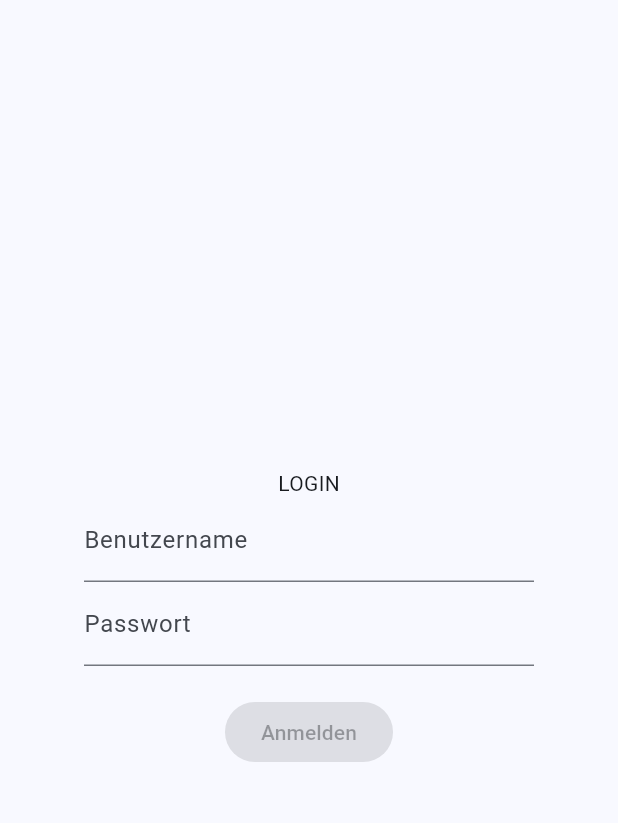
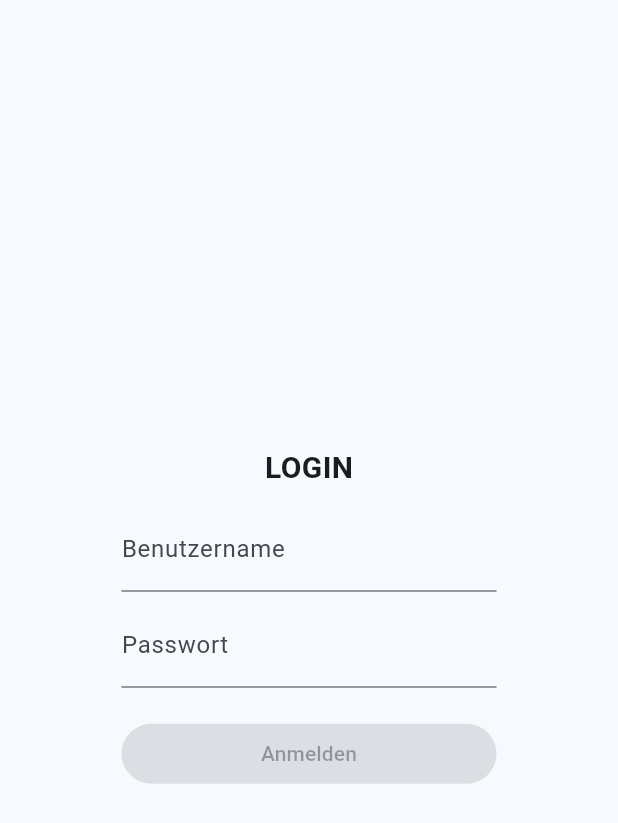
Before and after one commit to thomasalcock/302FoundFrontend, a Flutter app: the Login screen opened directly, on a phone screen of 412 x 824 dp. Shown: the top 823 px of the screen. Run offline on Flutter 3.47's test engine with Material 3 defaults, Android fonts, the phone set to English and light mode, and no system bars; our stand-ins replace flutter_dotenv; accounts and stored records are empty.

Commit message:
Force login page on init

```diff
--- a/lib/account/login.dart
+++ b/lib/account/login.dart
@@ -1,4 +1,6 @@
 import 'package:flutter/material.dart';
+import 'package:threeotwo_found_frontend/services/user_service.dart';
+import 'package:threeotwo_found_frontend/trustedPersons/trusted_persons_list_view.dart';
 
 class Login extends StatefulWidget {
   const Login({super.key});
@@ -8,26 +10,119 @@ class Login extends StatefulWidget {
 }
 
 class LoginState extends State<Login> {
+  final TextEditingController _usernameController = TextEditingController();
+  final TextEditingController _passwordController = TextEditingController();
+  bool _isLoading = false;
+  String? _errorMessage;
+
+  @override
+  void initState() {
+    super.initState();
+    _usernameController.addListener(_onTextChanged);
+    _passwordController.addListener(_onTextChanged);
+  }
+
+  void _onTextChanged() {
+    if (!mounted) return;
+    setState(() {});
+  }
+
+  @override
+  void dispose() {
+    _usernameController.removeListener(_onTextChanged);
+    _passwordController.removeListener(_onTextChanged);
+    _usernameController.dispose();
+    _passwordController.dispose();
+    super.dispose();
+  }
+
+  Future<void> _attemptLogin() async {
+    setState(() {
+      _isLoading = true;
+      _errorMessage = null;
+    });
+
+    final username = _usernameController.text.trim();
+    final password = _passwordController.text;
+
+    try {
+      await UserService.login(username, password);
+
+      if (!mounted) return;
+      Navigator.of(context).pushReplacement(
+        MaterialPageRoute(builder: (context) => const TrustedPersonsListView()),
+      );
+    } catch (e) {
+      setState(() {
+        _errorMessage = e.toString();
+      });
+    } finally {
+      if (mounted) {
+        setState(() {
+          _isLoading = false;
+        });
+      }
+    }
+  }
+
   @override
   Widget build(BuildContext context) {
-    return Center(
+    return Scaffold(
+      body: Center(
         child: SizedBox(
-        width: 300,
+          width: 250,
           child: Column(
             mainAxisAlignment: MainAxisAlignment.center,
-          children: const [
-            Text('LOGIN'),
-            TextField(decoration: InputDecoration(labelText: 'Benutzername')),
+            children: [
+              const Text(
+                'LOGIN',
+                style: TextStyle(fontSize: 20, fontWeight: FontWeight.bold),
+              ),
+              const SizedBox(height: 12),
               TextField(
-              decoration: InputDecoration(labelText: 'Passwort'),
+                controller: _usernameController,
+                decoration: const InputDecoration(labelText: 'Benutzername'),
+                enabled: !_isLoading,
+              ),
+              const SizedBox(height: 8),
+              TextField(
+                controller: _passwordController,
+                decoration: const InputDecoration(labelText: 'Passwort'),
                 obscureText: true,
+                enabled: !_isLoading,
               ),
-            SizedBox(height: 20),
-            ElevatedButton(
-              onPressed: null,
-              child: Text('Anmelden'),
-            ), // TODO: add login logic
+              const SizedBox(height: 20),
+              if (_errorMessage != null) ...[
+                Text(
+                  _errorMessage!,
+                  style: const TextStyle(color: Colors.red),
+                  textAlign: TextAlign.center,
+                ),
+                const SizedBox(height: 8),
               ],
+              SizedBox(
+                width: double.infinity,
+                child: ElevatedButton(
+                  onPressed:
+                      _isLoading ||
+                          _usernameController.text.isEmpty ||
+                          _passwordController.text.isEmpty
+                      ? null
+                      : _attemptLogin,
+                  child: _isLoading
+                      ? const SizedBox(
+                          height: 18,
+                          width: 18,
+                          child: CircularProgressIndicator(
+                            strokeWidth: 2,
+                            color: Colors.white,
+                          ),
+                        )
+                      : const Text('Anmelden'),
+                ),
+              ),
+            ],
+          ),
         ),
       ),
     );
--- a/lib/main.dart
+++ b/lib/main.dart
@@ -2,6 +2,8 @@ import 'package:flutter/material.dart';
 import 'package:flutter_dotenv/flutter_dotenv.dart';
 import 'package:threeotwo_found_frontend/trustedPersons/trusted_persons_list_view.dart';
 import 'package:threeotwo_found_frontend/account/account_view.dart';
+import 'package:threeotwo_found_frontend/account/login.dart';
+import 'package:threeotwo_found_frontend/services/user_service.dart';
 
 Future main() async {
   await dotenv.load(fileName: ".env");
@@ -18,7 +20,9 @@ class MyApp extends StatelessWidget {
       theme: ThemeData(
         colorScheme: ColorScheme.fromSeed(seedColor: Colors.blue),
       ),
-      home: TrustedPersonsListView(),
+      home: UserService.loggedInUser != null
+          ? const TrustedPersonsListView()
+          : const Login(),
       routes: {'/account': (context) => const AccountView()},
     );
   }
```
Also changed, not shown: lib/account/account_view.dart (+9 -13 lines), lib/services/user_service.dart (+41 -0 lines), lib/trustedPersons/trusted_persons_list_view.dart (+16 -0 lines). Lines whose indentation alone changed are shown as unchanged.
